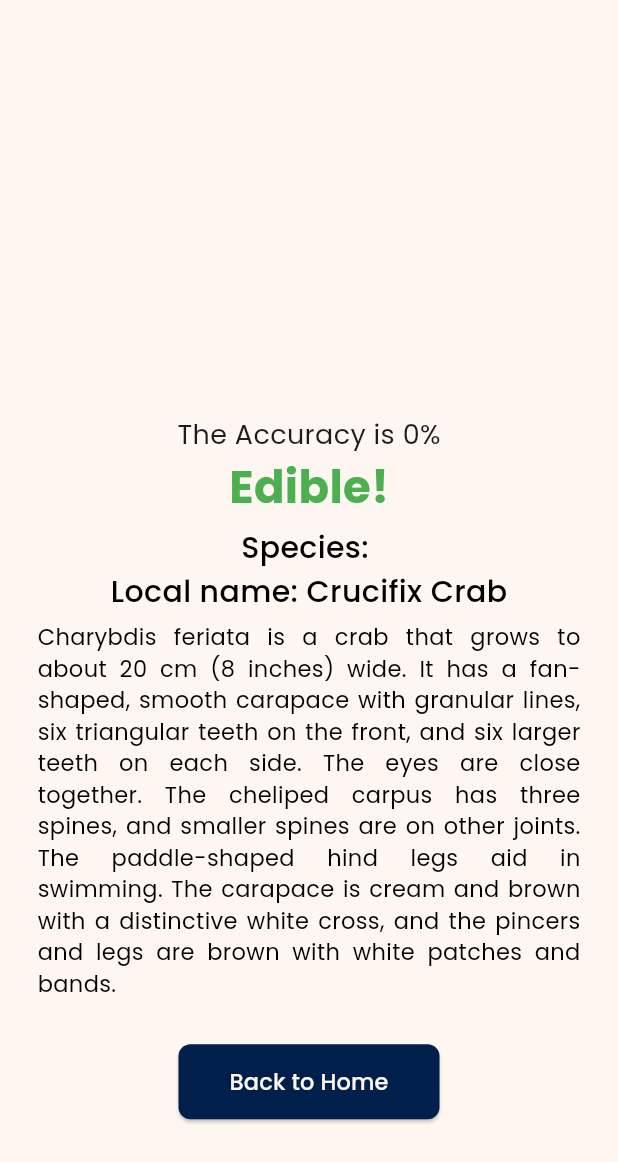
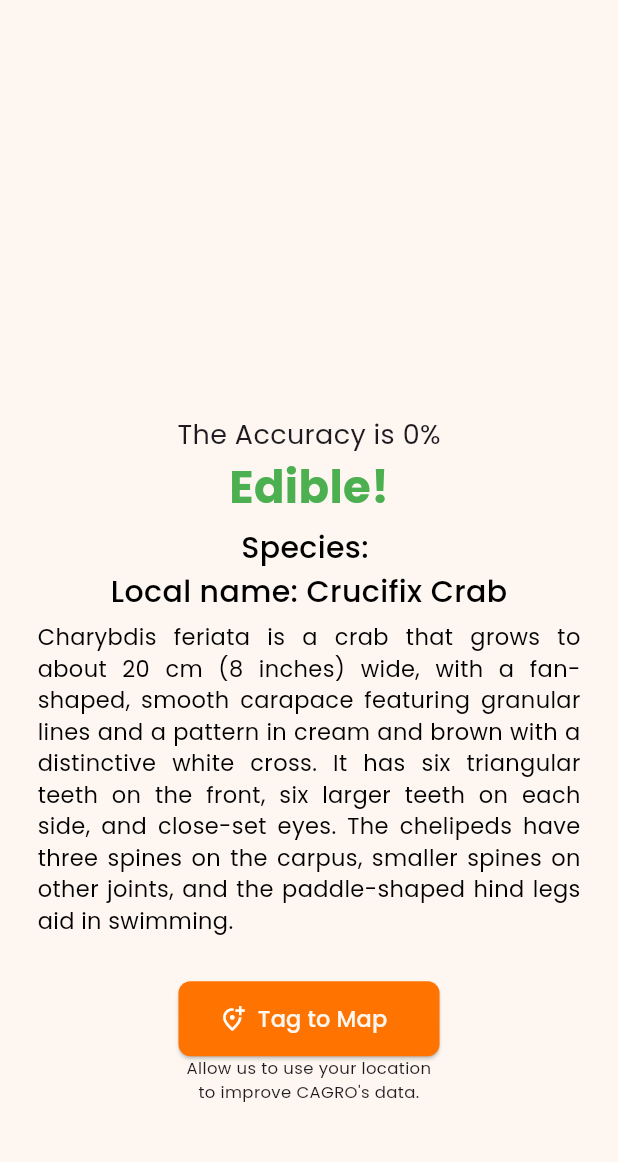
Before and after one commit to keannugran19/crabcheck, a Flutter app: the CharybdisFeriatus widget shown alone on an empty page, opened directly with empty values, on a phone screen of 412 x 824 dp. Shown: the top 1162 px of the screen. Run offline on Flutter 3.47's test engine with Material 3 defaults, Android fonts, the phone set to English and light mode, and no system bars; our stand-ins replace firebase_core, image_picker; missing offline and left inert: flutter_tflite; accounts and stored records are empty.

```diff
--- a/lib/components/button.dart
+++ b/lib/components/button.dart
@@ -15,7 +15,18 @@ class Button extends StatelessWidget {
 
   @override
   Widget build(BuildContext context) {
-    return ElevatedButton(
+    return ElevatedButton.icon(
+      label: Text(
+        buttonText,
+        style: TextStyle(
+          fontSize: 15,
+          color: colorScheme.background,
+        ),
+      ),
+      icon: const Icon(
+        Icons.add_location_alt_outlined,
+        color: Colors.white,
+      ),
       onPressed: onPressed,
       style: ButtonStyle(
         fixedSize: MaterialStateProperty.all(
@@ -38,13 +49,6 @@ class Button extends StatelessWidget {
           return buttonColor ?? colorScheme.secondary;
         }),
       ),
-      child: Text(
-        buttonText,
-        style: TextStyle(
-          fontSize: 15,
-          color: colorScheme.background,
-        ),
-      ),
     );
   }
 }
--- a/lib/data/data.dart
+++ b/lib/data/data.dart
@@ -5,7 +5,7 @@ final charybdisFeriatus = Crab(
     edibility: "Edible!",
     localName: "Crucifix Crab",
     description:
-        """Charybdis feriata is a crab that grows to about 20 cm (8 inches) wide. It has a fan-shaped, smooth carapace with granular lines, six triangular teeth on the front, and six larger teeth on each side. The eyes are close together. The cheliped carpus has three spines, and smaller spines are on other joints. The paddle-shaped hind legs aid in swimming. The carapace is cream and brown with a distinctive white cross, and the pincers and legs are brown with white patches and bands.""");
+        """Charybdis feriata is a crab that grows to about 20 cm (8 inches) wide, with a fan-shaped, smooth carapace featuring granular lines and a pattern in cream and brown with a distinctive white cross. It has six triangular teeth on the front, six larger teeth on each side, and close-set eyes. The chelipeds have three spines on the carpus, smaller spines on other joints, and the paddle-shaped hind legs aid in swimming.""");
 
 final zosimusAeneus = Crab(
     species: "ZosimusAeneus",
@@ -26,4 +26,4 @@ final charybdisNatotor = Crab(
     edibility: "Edible!",
     localName: "Kantugas",
     description:
-        """Charybdis natator has a fan-shaped carapace, brown to orange on top and bluish with white and pale red spots underneath. The legs are dark reddish-brown. The carapace features short hairs except on the front ridges, with six spines on each side and eight small lobes between close-set eyes. The chelipeds have black tips, blue spots, and three spines on the front and one on the back of the merus. The crab can grow up to 17 cm long.""");
+        """Charybdis natator has a fan-shaped carapace, brown to orange on top and bluish with white and pale red spots underneath, with dark reddish-brown legs. It features six spines on each side, eight small lobes between close-set eyes, and short hairs except on the front ridges. The chelipeds have black tips, blue spots, and three spines on the front and one on the back of the merus, and the crab can grow up to 17 cm long.""");
--- a/lib/data/data_widgets.dart
+++ b/lib/data/data_widgets.dart
@@ -20,7 +20,6 @@ class CharybdisFeriatus extends StatelessWidget {
   Widget build(BuildContext context) {
     Size size = MediaQuery.of(context).size;
     return SafeArea(
-      child: SingleChildScrollView(
       child: Column(
         children: <Widget>[
           // Image Container
@@ -32,8 +31,8 @@ class CharybdisFeriatus extends StatelessWidget {
                 width: size.width * 0.9,
                 clipBehavior: Clip.antiAlias,
                 decoration: BoxDecoration(
-                      borderRadius: BorderRadius.circular(
-                          15) // Adjust the radius as needed
+                    borderRadius:
+                        BorderRadius.circular(15) // Adjust the radius as needed
                     ),
                 child: filePath == null
                     ? const Text('')
@@ -97,16 +96,26 @@ class CharybdisFeriatus extends StatelessWidget {
 
           // Button Back to Home
           Button(
-                buttonText: "Back to Home",
-                buttonColor: colorScheme.secondary,
+              buttonText: "Tag to Map",
+              buttonColor: colorScheme.primary,
               onPressed: () {
                 Navigator.push(
                   context,
                   MaterialPageRoute(builder: (context) => const HomePage()),
                 );
-                })
+              }),
+
+          // Text permission to use user's location
+          const SizedBox(
+            height: 50,
+            width: 174,
+            child: Text(
+              textAlign: TextAlign.center,
+              "Allow us to use your location to improve CAGRO's data.",
+              style: TextStyle(fontSize: 11),
+            ),
+          )
         ],
-        ),
       ),
     );
   }
@@ -203,14 +212,25 @@ class CharybdisNatotor extends StatelessWidget {
 
             // Button Back to Home
             Button(
-                buttonText: "Back to Home",
-                buttonColor: colorScheme.secondary,
+                buttonText: "Tag to Map",
+                buttonColor: colorScheme.primary,
                 onPressed: () {
                   Navigator.push(
                     context,
                     MaterialPageRoute(builder: (context) => const HomePage()),
                   );
-                })
+                }),
+
+            // Text permission to use user's location
+            const SizedBox(
+              height: 50,
+              width: 174,
+              child: Text(
+                textAlign: TextAlign.center,
+                "Allow us to use your location to improve CAGRO's data.",
+                style: TextStyle(fontSize: 11),
+              ),
+            )
           ],
         ),
       ),
@@ -273,7 +293,7 @@ class ZosimusAeneus extends StatelessWidget {
                 style: const TextStyle(
                   fontWeight: FontWeight.bold,
                   fontSize: 30,
-                  color: Colors.green,
+                  color: Colors.red,
                 )),
 
             const SizedBox(
@@ -310,14 +330,25 @@ class ZosimusAeneus extends StatelessWidget {
 
             // Button Back to Home
             Button(
-                buttonText: "Back to Home",
-                buttonColor: colorScheme.secondary,
+                buttonText: "Tag to Map",
+                buttonColor: colorScheme.primary,
                 onPressed: () {
                   Navigator.push(
                     context,
                     MaterialPageRoute(builder: (context) => const HomePage()),
                   );
-                })
+                }),
+
+            // Text permission to use user's location
+            const SizedBox(
+              height: 50,
+              width: 174,
+              child: Text(
+                textAlign: TextAlign.center,
+                "Allow us to use your location to improve CAGRO's data.",
+                style: TextStyle(fontSize: 11),
+              ),
+            )
           ],
         ),
       ),
@@ -417,14 +448,25 @@ class PortunosPelagicus extends StatelessWidget {
 
             // Button Back to Home
             Button(
-                buttonText: "Back to Home",
-                buttonColor: colorScheme.secondary,
+                buttonText: "Tag to Map",
+                buttonColor: colorScheme.primary,
                 onPressed: () {
                   Navigator.push(
                     context,
                     MaterialPageRoute(builder: (context) => const HomePage()),
                   );
-                })
+                }),
+
+            // Text permission to use user's location
+            const SizedBox(
+              height: 50,
+              width: 174,
+              child: Text(
+                textAlign: TextAlign.center,
+                "Allow us to use your location to improve CAGRO's data.",
+                style: TextStyle(fontSize: 11),
+              ),
+            )
           ],
         ),
       ),
```
Lines whose indentation alone changed are shown as unchanged.
